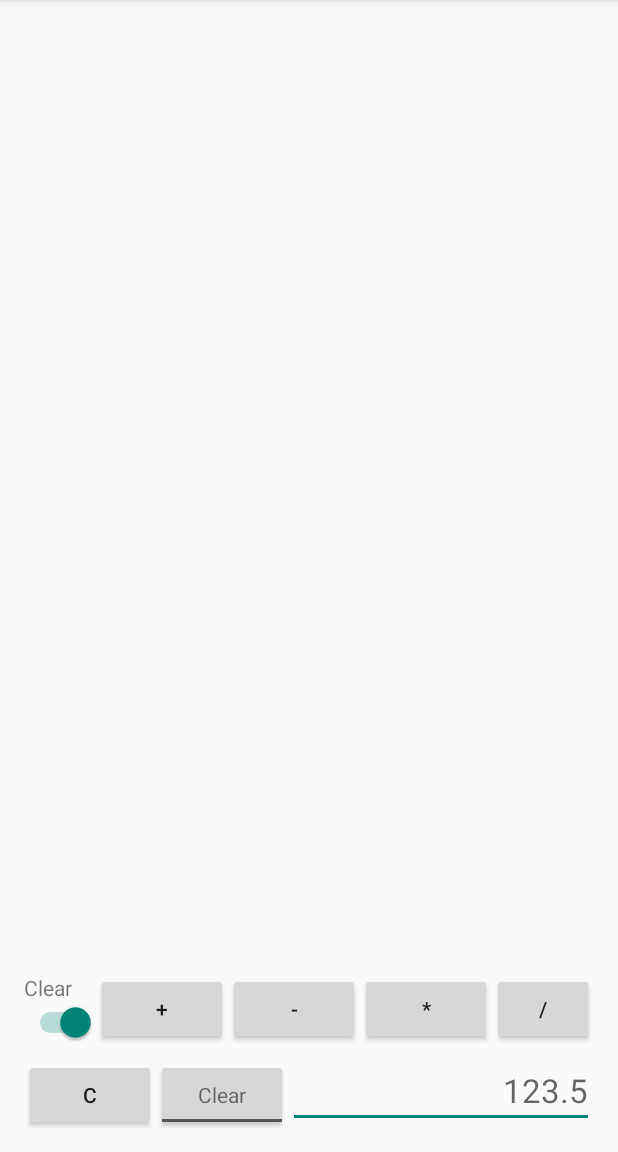
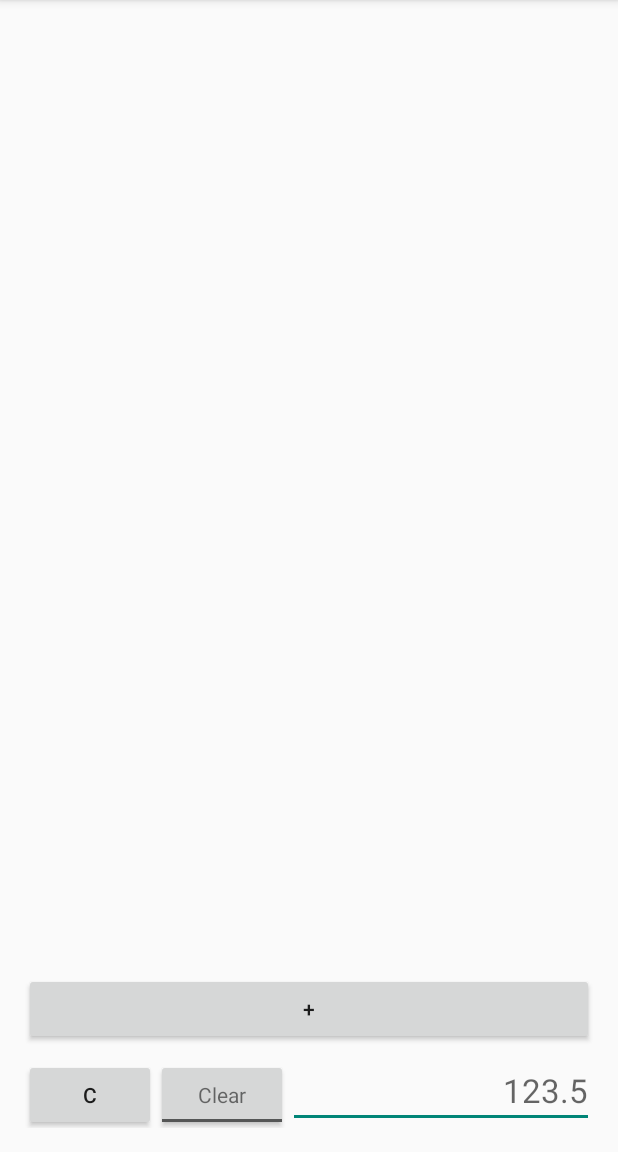
Before and after one commit to indication/ProportionalDivision, an Android app: the screen it shows after launch (MainActivity), with the options menu open, on a phone screen of 412 x 824 dp, the part 84-1236 px from its top. Run offline under Robolectric (Android 15) with nearby library versions, the light colour scheme and no system bars; 2 statements that could not run were skipped.

Commit message:
Assist first view by hiding external buttons

```diff
--- a/ProportionalDivision/src/main/java/com/github/indication/proportionaldivision/form/CalcInputForm.java
+++ b/ProportionalDivision/src/main/java/com/github/indication/proportionaldivision/form/CalcInputForm.java
@@ -2,6 +2,7 @@ package com.github.indication.proportionaldivision.form;
 
 import android.text.TextUtils;
 import android.view.View;
+import android.view.ViewGroup;
 import android.widget.Button;
 import android.widget.CompoundButton;
 import android.widget.EditText;
@@ -21,6 +22,8 @@ public class CalcInputForm {
 	public List<Button> buttons = new ArrayList<Button>();
 	public Button buttonClear;
 	public ToggleButton buttonKeep;
+	public ViewGroup layoutFirst;
+	public ViewGroup layoutSecond;
 	protected EventClear eventClear = new EventClear() {
 		@Override
 		public void onClearClicked() {
@@ -54,13 +57,16 @@ public class CalcInputForm {
 		for (int res : new int[]{
 				R.id.buttonPlus
 				, R.id.buttonMinus
-				, R.id.buttonDevide
+				, R.id.buttonDivide
 				, R.id.buttonMultiple
+				, R.id.buttonGo
 		}) {
 			buttons.add((Button) view.findViewById(res));
 		}
 		buttonKeep = (ToggleButton) view.findViewById(R.id.toggleButtonKeep);
 		buttonClear = (Button) view.findViewById(R.id.buttonClear);
+		layoutFirst = (ViewGroup) view.findViewById(R.id.layoutFirst);
+		layoutSecond = (ViewGroup) view.findViewById(R.id.layoutSecond);
 
 	}
 
@@ -74,6 +80,13 @@ public class CalcInputForm {
 	public void setClearChecked(boolean status) {
 		switchClear.setChecked(status);
 		switchClear.requestLayout();
+		if(status){
+			layoutFirst.setVisibility(View.VISIBLE);
+			layoutSecond.setVisibility(View.GONE);
+		} else {
+			layoutFirst.setVisibility(View.GONE);
+			layoutSecond.setVisibility(View.VISIBLE);
+		}
 	}
 
 	public void setupEvent() {
@@ -104,7 +117,7 @@ public class CalcInputForm {
 			public void onClick(View view) {
 				CalcType input = null;
 				switch (view.getId()) {
-					case R.id.buttonDevide:
+					case R.id.buttonDivide:
 						input = CalcType.Devide;
 						break;
 					case R.id.buttonMinus:
@@ -114,6 +127,9 @@ public class CalcInputForm {
 						input = CalcType.Multiple;
 						break;
 					case R.id.buttonPlus:
+						input = CalcType.Plus;
+						break;
+					case R.id.buttonGo:
 						input = CalcType.Plus;
 						break;
 					default:
--- a/ProportionalDivision/src/main/res/layout/fragment_calc_list.xml
+++ b/ProportionalDivision/src/main/res/layout/fragment_calc_list.xml
@@ -29,9 +29,9 @@
 		android:orientation="vertical">
 
 		<LinearLayout
+			android:id="@+id/layoutSecond"
 			android:layout_width="fill_parent"
 			android:layout_height="wrap_content"
-			android:layout_marginBottom="5dp"
 			android:orientation="horizontal">
 
 			<LinearLayout
@@ -43,6 +43,7 @@
 					android:layout_width="wrap_content"
 					android:layout_height="wrap_content"
 					android:text="Clear"
+					tools:ignore="HardcodedText"
 					android:textAppearance="?android:attr/textAppearanceSmall"/>
 
 				<Switch
@@ -75,18 +76,31 @@
 				tools:ignore="HardcodedText"/>
 
 			<Button
-				android:id="@+id/buttonDevide"
+				android:id="@+id/buttonDivide"
 				android:layout_width="wrap_content"
 				android:layout_height="wrap_content"
 				android:text="/"
 				tools:ignore="HardcodedText"/>
 		</LinearLayout>
-
 		<LinearLayout
+			android:id="@+id/layoutFirst"
 			android:layout_width="fill_parent"
 			android:layout_height="wrap_content"
 			android:orientation="horizontal">
+			<Button
+				android:id="@+id/buttonGo"
+				android:layout_width="fill_parent"
+				android:layout_height="wrap_content"
+				android:text="+"
+				tools:ignore="HardcodedText"/>
 
+		</LinearLayout>
+
+		<LinearLayout
+			android:layout_marginTop="5dp"
+			android:layout_width="fill_parent"
+			android:layout_height="wrap_content"
+			android:orientation="horizontal">
 
 			<Button
 				android:id="@+id/buttonClear"
@@ -105,7 +119,7 @@
 
 			<EditText
 				android:id="@+id/editText"
-				android:layout_width="match_parent"
+				android:layout_width="0dp"
 				android:layout_height="wrap_content"
 				android:layout_weight="1"
 				android:ems="10"
@@ -114,6 +128,7 @@
 				android:imeOptions="actionNone"
 				android:inputType="numberSigned|numberDecimal"
 				android:numeric="decimal"
+				tools:ignore="HardcodedText"
 				android:textAppearance="?android:attr/textAppearanceLarge"/>
 
 		</LinearLayout>
--- a/ProportionalDivision/src/main/res/layout/item_calc_list.xml
+++ b/ProportionalDivision/src/main/res/layout/item_calc_list.xml
@@ -41,7 +41,6 @@
 		android:layout_toLeftOf="@+id/textSymbolEquals"
 		android:width="150dp"
 		android:gravity="right"
-		android:singleLine="true"
 		android:text="123.5"
 		android:textSize="40sp"/>
 
```
